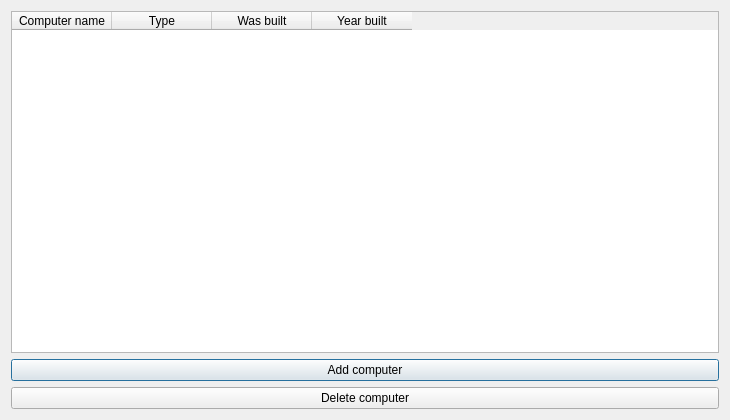
First picture: the form in computerwindow.ui, repository stefanv15/verklegtNamskeid_skil3, before the edit.
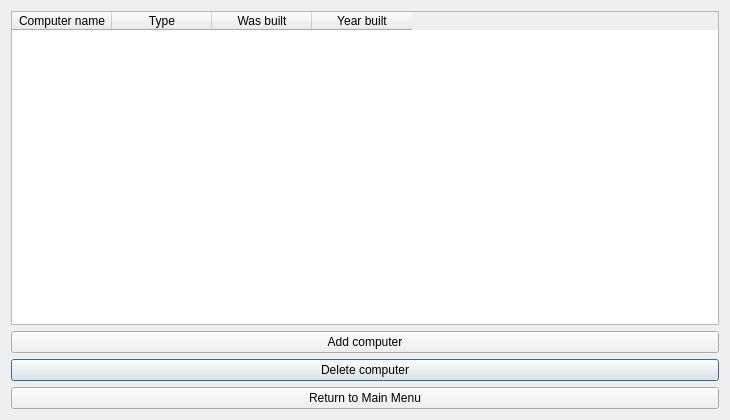
Second picture: the form after the edit.

Commit message: Return takki i computerswindow, Breyting á nafni á tökkum

Diff of the .ui file:
```diff
--- a/computerwindow.ui
+++ b/computerwindow.ui
@@ -14,6 +14,13 @@
    <string>Computer list</string>
   </property>
   <layout class="QGridLayout" name="gridLayout">
+   <item row="3" column="0">
+    <widget class="QPushButton" name="button_computer_deleteCpu">
+     <property name="text">
+      <string>Delete computer</string>
+     </property>
+    </widget>
+   </item>
    <item row="0" column="0">
     <widget class="QTableWidget" name="tableWidget">
      <column>
@@ -38,17 +45,17 @@
      </column>
     </widget>
    </item>
-   <item row="1" column="0">
-    <widget class="QPushButton" name="btnAdd">
+   <item row="4" column="0">
+    <widget class="QPushButton" name="button_schientist_returnMainMenu">
      <property name="text">
-      <string>Add computer</string>
+      <string>Return to Main Menu</string>
      </property>
     </widget>
    </item>
    <item row="2" column="0">
     <widget class="QPushButton" name="btnDel">
      <property name="text">
-      <string>Delete computer</string>
+      <string>Add computer</string>
      </property>
     </widget>
    </item>
```
Left out of the diff: 2 changed lines with no effect on the pictures. The commit also changes 12 other files.
